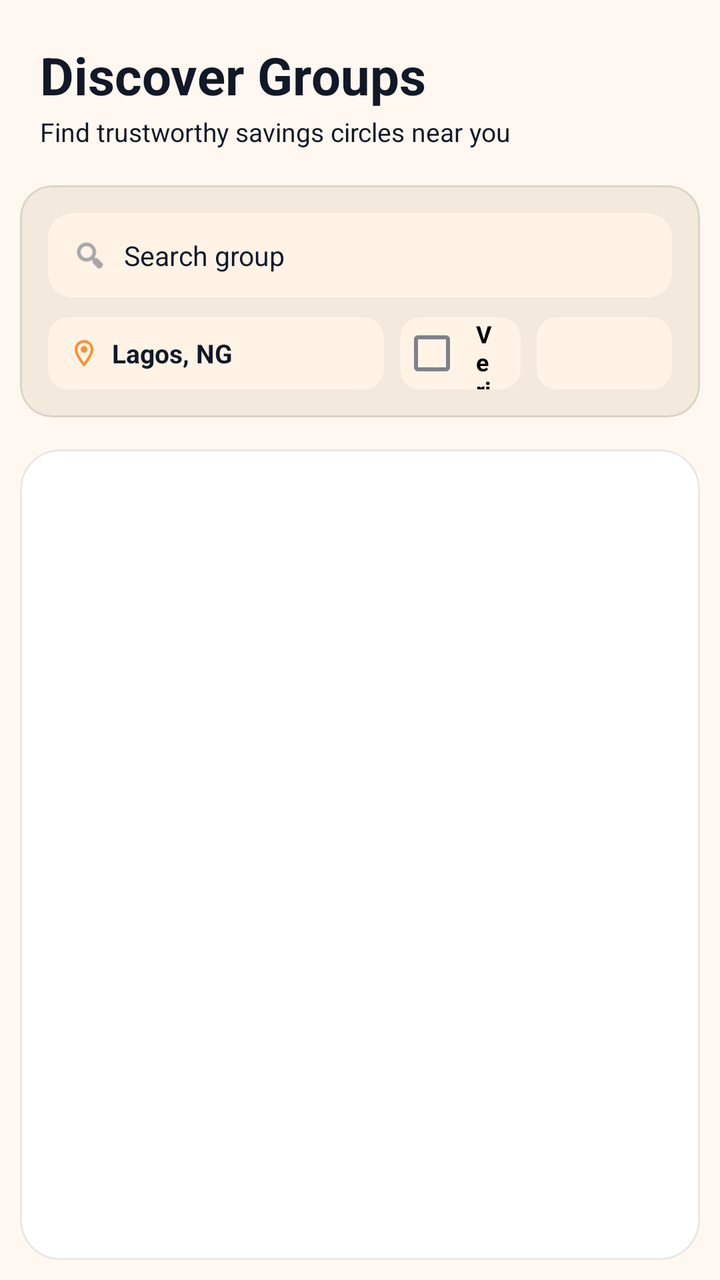
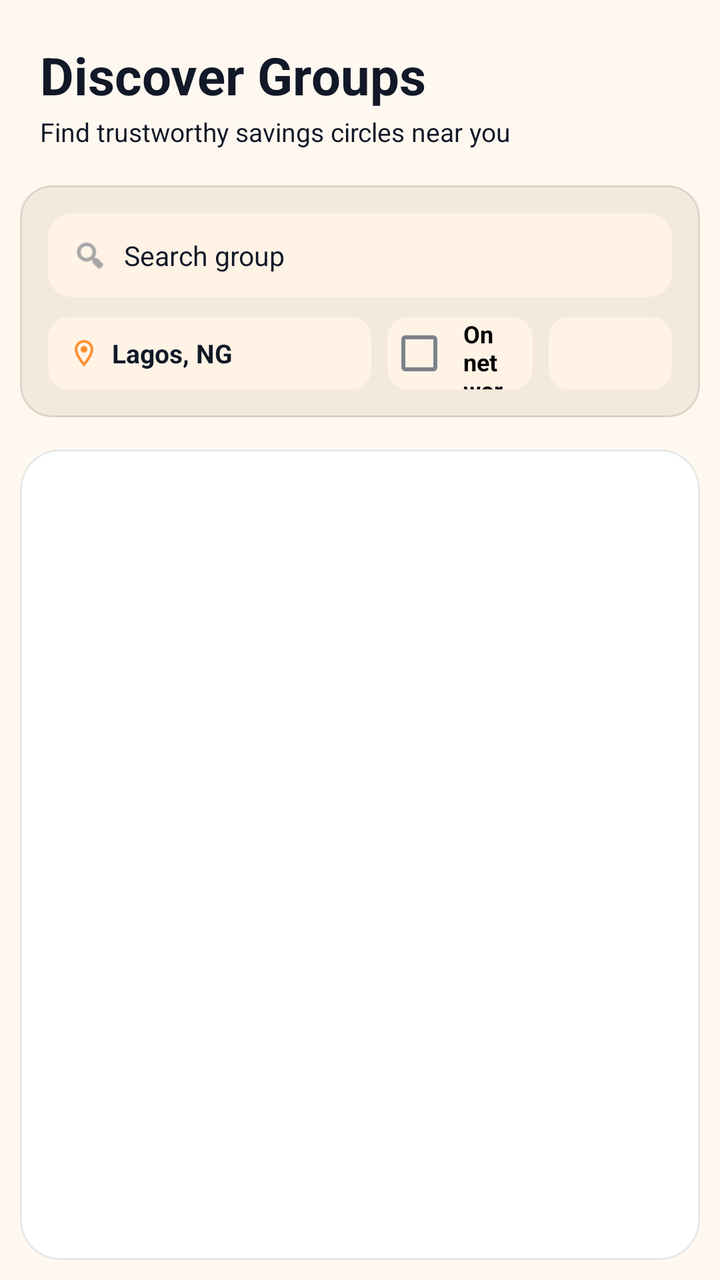

Screens rendered from an Android XML layout before and after an edit, with the pre-edit source and the edit as a unified diff.
<!-- AndroidManifest.xml: application theme AppTheme -->
<!-- res/layout/discover_fragment.xml -->
<LinearLayout
	xmlns:android="http://schemas.android.com/apk/res/android"
	xmlns:app="http://schemas.android.com/apk/res-auto"
	xmlns:tools="http://schemas.android.com/tools"
	android:layout_width="match_parent"
	android:layout_height="match_parent"
	android:orientation="vertical"
	android:background="@android:color/transparent"
	android:id="@+id/_main">
	<androidx.core.widget.NestedScrollView
		android:id="@+id/vscroll6"
		android:layout_width="match_parent"
		android:layout_height="match_parent"
		android:fillViewport="true"
		android:overScrollMode="never">
		<LinearLayout
			android:id="@+id/linear1"
			android:layout_width="match_parent"
			android:layout_height="match_parent"
			android:background="@android:color/transparent"
			android:orientation="vertical">
			<TextView
				android:id="@+id/textview1"
				android:layout_width="wrap_content"
				android:layout_height="wrap_content"
				android:layout_marginLeft="20dp"
				android:layout_marginTop="20dp"
				android:layout_marginRight="20dp"
				android:text="Discover Groups"
				android:textSize="26sp"
				android:textStyle="bold" />
			<TextView
				android:id="@+id/textview2"
				android:layout_width="wrap_content"
				android:layout_height="wrap_content"
				android:layout_marginLeft="20dp"
				android:layout_marginTop="2dp"
				android:layout_marginRight="20dp"
				android:text="Find trustworthy savings circles near you"
				android:textSize="13sp" />
			<com.google.android.material.card.MaterialCardView
				android:id="@+id/cardview5"
				android:layout_width="match_parent"
				android:layout_height="wrap_content"
				android:layout_marginLeft="10dp"
				android:layout_marginTop="18dp"
				android:layout_marginRight="10dp"
				app:cardBackgroundColor="@color/colorSurfaceRaised"
				app:cardElevation="0dp"
				app:cardCornerRadius="16dp"
				app:strokeWidth="1dp"
				app:strokeColor="@color/whiteFaint10">
				<LinearLayout
					android:id="@+id/linear3"
					android:layout_width="match_parent"
					android:layout_height="wrap_content"
					android:padding="14dp"
					android:orientation="vertical">
					<androidx.cardview.widget.CardView
						android:id="@+id/cardview2"
						android:layout_width="match_parent"
						android:layout_height="42dp"
						app:cardBackgroundColor="@color/colorSurfaceAlt"
						app:cardElevation="0dp"
						app:cardCornerRadius="12dp">
						<LinearLayout
							android:id="@+id/linear49"
							android:layout_width="match_parent"
							android:layout_height="match_parent"
							android:gravity="center_vertical"
							android:orientation="horizontal"
							android:paddingStart="12dp"
							android:paddingEnd="12dp">
							<ImageView
								android:id="@+id/imageview4"
								android:layout_width="18dp"
								android:layout_height="18dp"
								android:scaleType="centerInside"
								android:src="@android:drawable/ic_menu_search"
								app:tint="@color/colorTextTertiary" />
							<TextView
								android:id="@+id/tv_search"
								android:layout_width="match_parent"
								android:layout_height="match_parent"
								android:background="@android:color/transparent"
								android:gravity="center_vertical"
								android:text="Search group"
								android:textSize="13.5sp"
								android:layout_marginStart="8dp" />
						</LinearLayout>
					</androidx.cardview.widget.CardView>
					<LinearLayout
						android:id="@+id/linear50"
						android:layout_width="match_parent"
						android:layout_height="wrap_content"
						android:layout_marginTop="10dp"
						android:gravity="center_vertical"
						android:orientation="horizontal">
						<androidx.cardview.widget.CardView
							android:id="@+id/cardview1"
							android:layout_width="200dp"
							android:layout_height="36dp"
							app:cardBackgroundColor="@color/colorSurfaceAlt"
							android:layout_weight="1"
							app:cardElevation="0dp"
							app:cardCornerRadius="10dp">
							<LinearLayout
								android:id="@+id/lr_select_location"
								android:layout_width="match_parent"
								android:layout_height="match_parent"
								android:gravity="center_vertical"
								android:orientation="horizontal"
								android:paddingStart="10dp"
								android:paddingEnd="10dp">
								<ImageView
									android:id="@+id/imageview1"
									android:layout_width="16dp"
									android:layout_height="16dp"
									android:src="@drawable/icon_location_on_outline"
									android:scaleType="centerInside"
									app:tint="@color/colorAccent" />
								<TextView
									android:id="@+id/textview3"
									android:layout_width="wrap_content"
									android:layout_height="wrap_content"
									android:text="Lagos, NG"
									android:textSize="13sp"
									android:textStyle="bold"
									android:singleLine="true"
									android:layout_marginStart="6dp" />
							</LinearLayout>
						</androidx.cardview.widget.CardView>
						<androidx.cardview.widget.CardView
							android:id="@+id/cardview4"
							android:layout_width="wrap_content"
							android:layout_height="36dp"
							app:cardBackgroundColor="@color/colorSurfaceAlt"
							android:layout_weight="1"
							android:layout_marginStart="8dp"
							app:cardElevation="0dp"
							app:cardCornerRadius="10dp">
							<CheckBox
								android:id="@+id/cd_verified_only"
								android:layout_width="match_parent"
								android:layout_height="match_parent"
								android:background="@android:color/transparent"
								android:gravity="center_vertical"
								android:text="Verified"
								android:textSize="12sp"
								android:textStyle="bold"
								android:paddingStart="6dp"
								android:paddingEnd="12dp" />
						</androidx.cardview.widget.CardView>
						<androidx.cardview.widget.CardView
							android:id="@+id/cardview3"
							android:layout_width="100dp"
							android:layout_height="36dp"
							app:cardBackgroundColor="@color/colorSurfaceAlt"
							android:layout_weight="1"
							android:layout_marginStart="8dp"
							app:cardElevation="0dp"
							app:cardCornerRadius="10dp">
							<Spinner
								android:id="@+id/sp_sort"
								android:layout_width="match_parent"
								android:layout_height="match_parent"
								android:background="@android:color/transparent"
								android:spinnerMode="dropdown"
								android:paddingStart="4dp"
								android:paddingEnd="4dp"
								android:theme="@style/WhiteSpinnerTheme" />
						</androidx.cardview.widget.CardView>
					</LinearLayout>
				</LinearLayout>
			</com.google.android.material.card.MaterialCardView>
			<com.google.android.material.card.MaterialCardView
				android:id="@+id/cardview12"
				android:layout_width="match_parent"
				android:layout_height="0dp"
				android:layout_marginLeft="10dp"
				android:layout_marginTop="16dp"
				android:layout_marginRight="10dp"
				android:layout_marginBottom="10dp"
				app:cardBackgroundColor="@color/colorSurface"
				android:layout_weight="1"
				app:cardCornerRadius="20dp"
				app:cardElevation="0dp"
				app:strokeWidth="1dp"
				app:strokeColor="@color/whiteFaint10">
				<ListView
					android:id="@+id/listview1"
					android:layout_width="match_parent"
					android:layout_height="match_parent"
					android:paddingLeft="5dp"
					android:paddingTop="8dp"
					android:paddingRight="5dp"
					android:paddingBottom="8dp"
					android:background="@android:color/transparent"
					android:choiceMode="none"
					android:clipToPadding="false"
					android:divider="@null"
					android:nestedScrollingEnabled="true"
					tools:listitem="@layout/discover_group_custom_view" />
			</com.google.android.material.card.MaterialCardView>
		</LinearLayout>
	</androidx.core.widget.NestedScrollView>
</LinearLayout>
<!-- res/layout/discover_group_custom_view.xml (included above) -->
<LinearLayout
	xmlns:android="http://schemas.android.com/apk/res/android"
	xmlns:app="http://schemas.android.com/apk/res-auto"
	xmlns:tools="http://schemas.android.com/tools"
	android:layout_width="match_parent"
	android:layout_height="wrap_content"
	android:orientation="vertical">
	<com.google.android.material.card.MaterialCardView
		android:id="@+id/cardview1"
		android:layout_width="match_parent"
		android:layout_height="wrap_content"
		android:layout_margin="4dp"
		app:cardBackgroundColor="@color/colorSurface"
		app:cardElevation="0dp"
		app:cardCornerRadius="16dp"
		app:strokeWidth="1dp"
		app:strokeColor="@color/colorCardStroke">
		<LinearLayout
			android:id="@+id/linear1"
			android:layout_width="match_parent"
			android:layout_height="wrap_content"
			android:padding="14dp"
			android:orientation="vertical">
			<LinearLayout
				android:id="@+id/linear2"
				android:layout_width="match_parent"
				android:layout_height="wrap_content"
				android:gravity="center_vertical"
				android:orientation="horizontal">
				<TextView
					android:id="@+id/tv_groupName"
					android:layout_width="0dp"
					android:layout_height="wrap_content"
					android:text="Chelsea Fans Group"
					android:textSize="18sp"
					android:textStyle="bold"
					android:textColor="@color/colorTextPrimary"
					android:layout_weight="1"
					android:focusable="false" />
				<TextView
					android:id="@+id/tv_status"
					android:layout_width="wrap_content"
					android:layout_height="wrap_content"
					android:paddingLeft="10dp"
					android:paddingTop="4dp"
					android:paddingRight="10dp"
					android:paddingBottom="4dp"
					android:background="@color/colorAccentSoft"
					android:text="Verified"
					android:textSize="11sp"
					android:textStyle="bold"
					android:textColor="@color/colorAccent"
					android:focusable="false" />
			</LinearLayout>
			<LinearLayout
				android:id="@+id/linear3"
				android:layout_width="match_parent"
				android:layout_height="wrap_content"
				android:layout_marginTop="8dp"
				android:gravity="center_vertical"
				android:orientation="horizontal">
				<ImageView
					android:id="@+id/imageview1"
					android:layout_width="14dp"
					android:layout_height="14dp"
					android:src="@drawable/icon_location_on_outline"
					android:scaleType="centerInside"
					android:focusable="false"
					app:tint="@color/colorTextTertiary" />
				<TextView
					android:id="@+id/tv_state"
					android:layout_width="wrap_content"
					android:layout_height="wrap_content"
					android:text="Lagos, NG"
					android:textSize="12sp"
					android:textColor="@color/colorTextTertiary"
					android:layout_marginStart="4dp"
					android:focusable="false" />
				<LinearLayout
					android:id="@+id/linear8"
					android:layout_width="wrap_content"
					android:layout_height="wrap_content"
					android:gravity="center_vertical"
					android:orientation="horizontal"
					android:layout_weight="1"
					android:layout_marginStart="12dp">
					<ImageView
						android:id="@+id/imageview2"
						android:layout_width="14dp"
						android:layout_height="14dp"
						android:src="@drawable/icon_autorenew_round"
						android:scaleType="centerInside"
						android:focusable="false"
						app:tint="@color/colorTextTertiary" />
					<TextView
						android:id="@+id/tv_groupType"
						android:layout_width="wrap_content"
						android:layout_height="wrap_content"
						android:text="Fixed pool(Ajo)"
						android:textSize="12sp"
						android:textColor="@color/colorTextTertiary"
						android:layout_marginStart="4dp"
						android:focusable="false" />
				</LinearLayout>
				<ImageView
					android:id="@+id/imageview3"
					android:layout_width="14dp"
					android:layout_height="14dp"
					android:src="@drawable/icon_access_time_outline"
					android:scaleType="centerInside"
					android:focusable="false"
					app:tint="@color/colorTextTertiary" />
				<TextView
					android:id="@+id/tv_frequency"
					android:layout_width="wrap_content"
					android:layout_height="wrap_content"
					android:text="Weekly"
					android:textSize="12sp"
					android:textColor="@color/colorTextTertiary"
					android:layout_marginStart="4dp"
					android:focusable="false" />
			</LinearLayout>
			<LinearLayout
				android:id="@+id/linear4"
				android:layout_width="match_parent"
				android:layout_height="wrap_content"
				android:layout_marginTop="12dp"
				android:orientation="horizontal">
				<androidx.cardview.widget.CardView
					android:id="@+id/cardview2"
					android:layout_width="0dp"
					android:layout_height="wrap_content"
					app:cardBackgroundColor="@color/colorSurfaceAlt"
					android:layout_weight="1"
					android:layout_marginEnd="4dp"
					app:cardElevation="0dp"
					app:cardCornerRadius="12dp">
					<LinearLayout
						android:id="@+id/linear5"
						android:layout_width="match_parent"
						android:layout_height="wrap_content"
						android:padding="8dp"
						android:gravity="center_horizontal|center_vertical"
						android:orientation="vertical">
						<TextView
							android:id="@+id/textview4"
							android:layout_width="wrap_content"
							android:layout_height="wrap_content"
							android:text="Members"
							android:textSize="10sp"
							android:textColor="@color/colorTextTertiary"
							android:focusable="false" />
						<TextView
							android:id="@+id/tv_members"
							android:layout_width="wrap_content"
							android:layout_height="wrap_content"
							android:layout_marginTop="2dp"
							android:text="10"
							android:textSize="16sp"
							android:textStyle="bold"
							android:textColor="@color/colorTextPrimary"
							android:focusable="false" />
					</LinearLayout>
				</androidx.cardview.widget.CardView>
				<androidx.cardview.widget.CardView
					android:id="@+id/cardview3"
					android:layout_width="0dp"
					android:layout_height="wrap_content"
					app:cardBackgroundColor="@color/colorSurfaceAlt"
					android:layout_weight="1"
					android:layout_marginStart="4dp"
					android:layout_marginEnd="4dp"
					app:cardElevation="0dp"
					app:cardCornerRadius="12dp">
					<LinearLayout
						android:id="@+id/linear6"
						android:layout_width="match_parent"
						android:layout_height="wrap_content"
						android:padding="8dp"
						android:gravity="center_horizontal|center_vertical"
						android:orientation="vertical">
						<TextView
							android:id="@+id/textview6"
							android:layout_width="wrap_content"
							android:layout_height="wrap_content"
							android:text="Trust"
							android:textSize="10sp"
							android:textColor="@color/colorTextTertiary"
							android:focusable="false" />
						<TextView
							android:id="@+id/tv_trustscore"
							android:layout_width="wrap_content"
							android:layout_height="wrap_content"
							android:layout_marginTop="2dp"
							android:text="100%"
							android:textSize="16sp"
							android:textStyle="bold"
							android:textColor="@color/colorTextPrimary"
							android:focusable="false" />
					</LinearLayout>
				</androidx.cardview.widget.CardView>
				<androidx.cardview.widget.CardView
					android:id="@+id/cardview4"
					android:layout_width="0dp"
					android:layout_height="wrap_content"
					app:cardBackgroundColor="@color/colorSurfaceAlt"
					android:layout_weight="1"
					android:layout_marginStart="4dp"
					app:cardElevation="0dp"
					app:cardCornerRadius="12dp">
					<LinearLayout
						android:id="@+id/linear7"
						android:layout_width="match_parent"
						android:layout_height="wrap_content"
						android:padding="8dp"
						android:gravity="center_horizontal|center_vertical"
						android:orientation="vertical">
						<TextView
							android:id="@+id/textview8"
							android:layout_width="wrap_content"
							android:layout_height="wrap_content"
							android:text="HARV/slot"
							android:textSize="10sp"
							android:textColor="@color/colorTextTertiary"
							android:focusable="false" />
						<TextView
							android:id="@+id/tv_slotAmount"
							android:layout_width="wrap_content"
							android:layout_height="wrap_content"
							android:layout_marginTop="2dp"
							android:text="0.0 HARV"
							android:textSize="16sp"
							android:textStyle="bold"
							android:textColor="@color/colorTextPrimary"
							android:focusable="false" />
					</LinearLayout>
				</androidx.cardview.widget.CardView>
			</LinearLayout>
			<LinearLayout
				android:id="@+id/linear_slots_row"
				android:layout_width="match_parent"
				android:layout_height="wrap_content"
				android:layout_marginTop="12dp"
				android:gravity="center_vertical"
				android:orientation="horizontal">
				<TextView
					android:id="@+id/tv_slots_label"
					android:layout_width="0dp"
					android:layout_height="wrap_content"
					android:text="Slots filled"
					android:textSize="12sp"
					android:textColor="@color/colorTextTertiary"
					android:layout_weight="1"
					android:focusable="false" />
				<TextView
					android:id="@+id/tv_slots_filled"
					android:layout_width="wrap_content"
					android:layout_height="wrap_content"
					android:text="0 / 0"
					android:textSize="12sp"
					android:textStyle="bold"
					android:textColor="@color/colorTextPrimary"
					android:focusable="false" />
			</LinearLayout>
			<com.google.android.material.progressindicator.LinearProgressIndicator
				android:id="@+id/slots_filled_progressbar"
				android:layout_width="match_parent"
				android:layout_height="wrap_content"
				android:layout_marginTop="6dp"
				app:trackThickness="6dp"
				app:trackCornerRadius="30dp"
				app:indicatorColor="@color/colorAccent"
				app:trackColor="@color/colorSurfaceAlt" />
			<com.google.android.material.card.MaterialCardView
				android:id="@+id/cardview5"
				android:layout_width="match_parent"
				android:layout_height="wrap_content"
				android:layout_marginTop="12dp"
				app:cardBackgroundColor="@color/colorAccent"
				app:cardElevation="0dp"
				app:cardCornerRadius="12dp"
				app:strokeWidth="0dp">
				<LinearLayout
					android:id="@+id/linear9"
					android:layout_width="match_parent"
					android:layout_height="wrap_content"
					android:gravity="center_vertical"
					android:orientation="horizontal">
					<Button
						android:id="@+id/btn_join"
						android:layout_width="match_parent"
						android:layout_height="44dp"
						android:background="@android:color/transparent"
						android:text="Request to join"
						android:textStyle="bold"
						android:textColor="@color/colorTextOnAccent"
						android:layout_weight="1"
						android:textSize="14.5sp" />
					<LinearLayout
						android:id="@+id/linear10"
						android:layout_width="1dp"
						android:layout_height="24dp"
						android:background="@color/whiteFaint10"
						android:orientation="vertical" />
					<ImageView
						android:id="@+id/imageview4"
						android:layout_width="36dp"
						android:layout_height="36dp"
						android:padding="6dp"
						android:src="@drawable/icon_info_round"
						android:scaleType="centerInside"
						android:layout_marginStart="8dp"
						android:layout_marginEnd="8dp"
						app:tint="@color/colorTextOnAccent"
						android:focusable="false" />
				</LinearLayout>
			</com.google.android.material.card.MaterialCardView>
		</LinearLayout>
	</com.google.android.material.card.MaterialCardView>
</LinearLayout>
<!-- resources referenced by this layout -->
<resources>
  <color name="colorAccent">#FF9030</color>
  <color name="colorAccentSoft">#1AFF6115</color>
  <color name="colorCardStroke">#EADFD0</color>
  <color name="colorSurface">#FFFFFF</color>
  <color name="colorSurfaceAlt">#FFF3E6</color>
  <color name="colorSurfaceRaised">#F3E9DC</color>
  <color name="colorTextOnAccent">#111827</color>
  <color name="colorTextPrimary">#111827</color>
  <color name="colorTextTertiary">#6B7280</color>
  <color name="whiteFaint10">#18000000</color>
  <!-- drawable icon_access_time_outline (drawable-xhdpi) -->
  <?xml version='1.0' encoding='UTF-8' standalone='yes' ?>
  <vector xmlns:android="http://schemas.android.com/apk/res/android" android:width="48dp" android:height="48dp" android:viewportWidth="24.0" android:viewportHeight="24.0"><path android:pathData="M11.99 2C6.47 2 2 6.48 2 12s4.47 10 9.99 10C17.52 22 22 17.52 22 12S17.52 2 11.99 2zM12 20c-4.42 0-8-3.58-8-8s3.58-8 8-8s8 3.58 8 8s-3.58 8-8 8zm.5-13H11v6l5.25 3.15l.75-1.23l-4.5-2.67z" android:fillColor="#FFFFFF" /></vector>
  <!-- drawable icon_info_round (drawable-xhdpi) -->
  <?xml version='1.0' encoding='UTF-8' standalone='yes' ?>
  <vector xmlns:android="http://schemas.android.com/apk/res/android" android:width="48dp" android:height="48dp" android:viewportWidth="24.0" android:viewportHeight="24.0"><path android:pathData="M12 2C6.48 2 2 6.48 2 12s4.48 10 10 10s10-4.48 10-10S17.52 2 12 2zm0 15c-.55 0-1-.45-1-1v-4c0-.55.45-1 1-1s1 .45 1 1v4c0 .55-.45 1-1 1zm1-8h-2V7h2v2z" android:fillColor="#FFFFFF" /></vector>
  <!-- drawable icon_location_on_outline (drawable-xhdpi) -->
  <?xml version='1.0' encoding='UTF-8' standalone='yes' ?>
  <vector xmlns:android="http://schemas.android.com/apk/res/android" android:width="48dp" android:height="48dp" android:viewportWidth="24.0" android:viewportHeight="24.0"><path android:pathData="M12 2C8.13 2 5 5.13 5 9c0 5.25 7 13 7 13s7-7.75 7-13c0-3.87-3.13-7-7-7zM7 9c0-2.76 2.24-5 5-5s5 2.24 5 5c0 2.88-2.88 7.19-5 9.88C9.92 16.21 7 11.85 7 9z" android:fillColor="#FFFFFF" /><path android:pathData="M 9.5,9.0 A 2.5,2.5 0 0 1 14.5,9.0 A 2.5,2.5 0 0 1 9.5,9.0 Z" android:fillColor="#FFFFFF" /></vector>
  <style name="WhiteSpinnerTheme" parent="ThemeOverlay.AppCompat.Light">
          <item name="android:textColorPrimary">@color/colorTextPrimary</item>
          <item name="android:textColor">@color/colorTextPrimary</item>
          <item name="android:textSize">20sp</item>
          <item name="colorControlNormal">@color/colorTextPrimary</item>
      </style>
  <style name="HarvannaTextView" parent="android:Widget.TextView">
          <item name="android:textColor">@color/colorTextPrimary</item>
      </style>
  <color name="colorAccentDark">#E57A14</color>
  <color name="colorError">#EF4444</color>
  <color name="colorTextPrimaryWhite">#FFFFFF</color>
  <color name="colorControlNormal">#6B7280</color>
  <color name="colorAccentRipple">#1AFF9030</color>
  <color name="colorAccentStroke">#33FF9030</color>
  <color name="colorAccentStrong">#B85F0A</color>
  <color name="colorBackground">#FFF8F0</color>
  <color name="colorTextSecondary">#4B5563</color>
  <style name="HarvannaDialogButton" parent="Widget.MaterialComponents.Button.TextButton.Dialog">
          <item name="android:textColor">@color/colorAccent</item>
          <item name="android:minHeight">48dp</item>
      </style>
  <style name="HarvannaBottomSheetStyle" parent="Widget.MaterialComponents.BottomSheet.Modal">
          <item name="backgroundTint">?attr/colorSurface</item>
          <item name="shapeAppearanceOverlay">@style/HarvannaBottomSheetShape</item>
      </style>
  <style name="HarvannaBottomSheetShape" parent="">
          <item name="cornerFamily">rounded</item>
          <item name="cornerSizeTopLeft">20dp</item>
          <item name="cornerSizeTopRight">20dp</item>
          <item name="cornerSizeBottomLeft">0dp</item>
          <item name="cornerSizeBottomRight">0dp</item>
      </style>
  <!-- unchanged entries left out for length: 4 -->
</resources>

<!-- the commit's change to res/layout/discover_fragment.xml (unified diff, before → after) -->
@@ -145,7 +145,7 @@
 								android:layout_height="match_parent"
 								android:background="@android:color/transparent"
 								android:gravity="center_vertical"
-								android:text="Verified"
+								android:text="On network"
 								android:textSize="12sp"
 								android:textStyle="bold"
 								android:paddingStart="6dp"
@@ -400,7 +400,7 @@
 							android:layout_width="wrap_content"
 							android:layout_height="wrap_content"
 							android:layout_marginTop="2dp"
-							android:text="100%"
+							android:text="—"
 							android:textSize="16sp"
 							android:textStyle="bold"
 							android:textColor="@color/colorTextPrimary"
